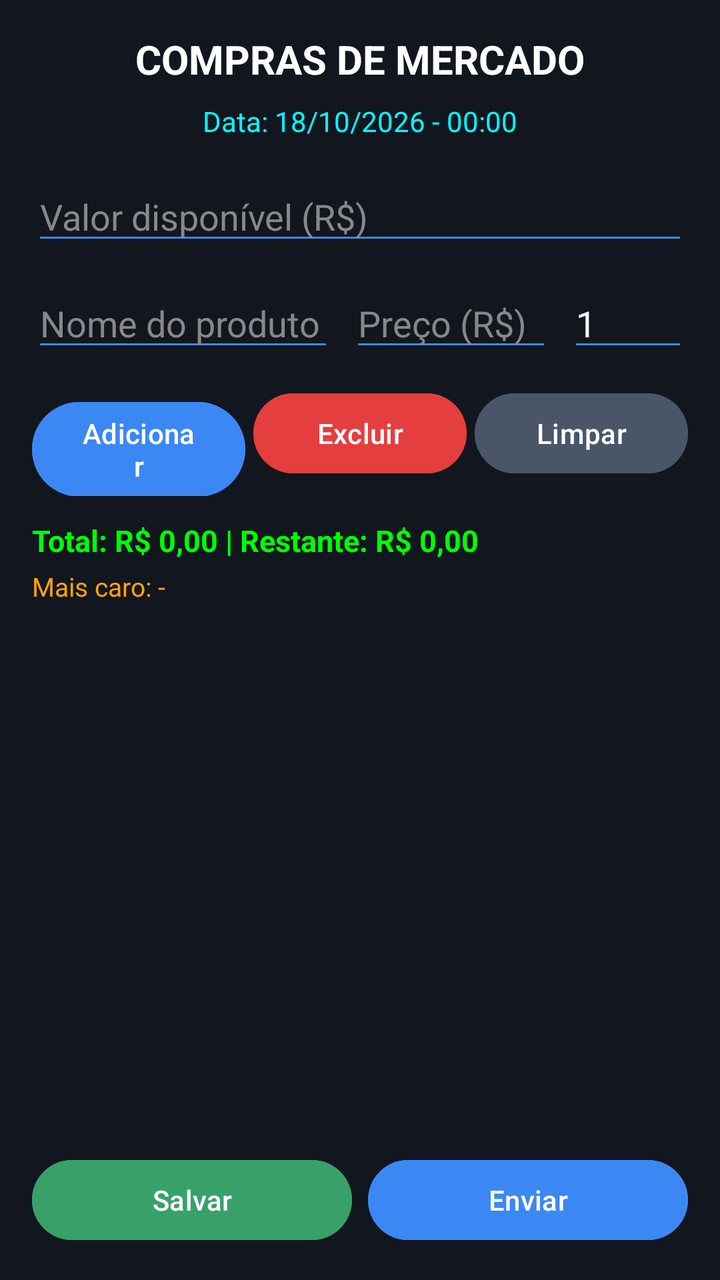
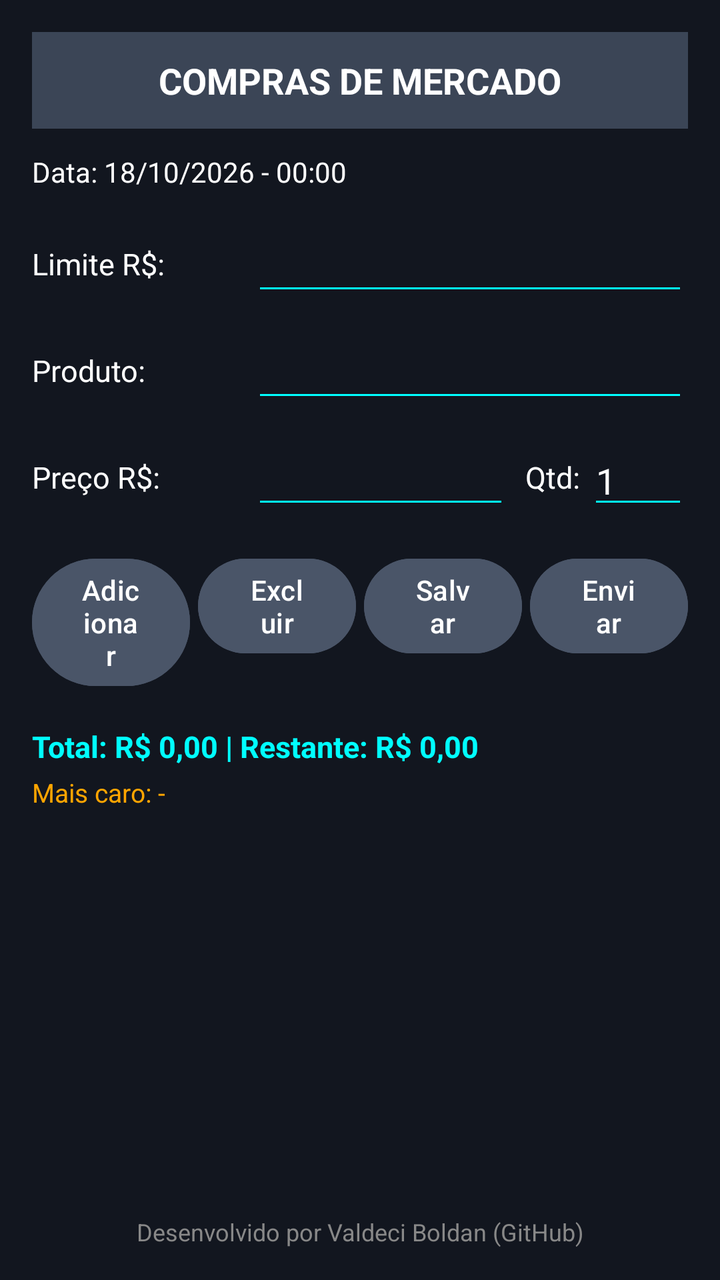

Compare the two renders of this Android layout. The source of the first and the diff that turns it into the second are given below.
<!-- AndroidManifest.xml: application theme Theme.CalculadoradeCompras -->
<!-- res/layout/fragment_mercado.xml -->
<?xml version="1.0" encoding="utf-8"?>
<LinearLayout xmlns:android="http://schemas.android.com/apk/res/android"
    android:layout_width="match_parent"
    android:layout_height="match_parent"
    android:orientation="vertical"
    android:background="#12161F"
    android:padding="16dp">

    <TextView
        android:id="@+id/lblTitulo"
        android:layout_width="wrap_content"
        android:layout_height="wrap_content"
        android:text="COMPRAS DE MERCADO"
        android:textColor="#FFFFFF"
        android:textSize="20sp"
        android:textStyle="bold"
        android:layout_gravity="center_horizontal"
        android:layout_marginBottom="8dp"/>

    <TextView
        android:id="@+id/lblData"
        android:layout_width="wrap_content"
        android:layout_height="wrap_content"
        android:text="Data: 18/10/2026 - 00:00"
        android:textColor="#00FFFF"
        android:textSize="14sp"
        android:layout_gravity="center_horizontal"
        android:layout_marginBottom="16dp"/>

    <EditText
        android:id="@+id/entLimite"
        android:layout_width="match_parent"
        android:layout_height="wrap_content"
        android:hint="Valor disponível (R$)"
        android:inputType="numberDecimal"
        android:textColor="#FFFFFF"
        android:textColorHint="#888888"
        android:backgroundTint="#3B88F4"
        android:layout_marginBottom="12dp"
        android:imeOptions="actionNext"/>

    <LinearLayout
        android:layout_width="match_parent"
        android:layout_height="wrap_content"
        android:orientation="horizontal"
        android:layout_marginBottom="12dp">

        <EditText
            android:id="@+id/entProduto"
            android:layout_width="0dp"
            android:layout_height="wrap_content"
            android:layout_weight="1.5"
            android:hint="Nome do produto"
            android:inputType="text"
            android:textColor="#FFFFFF"
            android:textColorHint="#888888"
            android:backgroundTint="#3B88F4"
            android:layout_marginEnd="8dp"
            android:imeOptions="actionNext"/>

        <EditText
            android:id="@+id/entPreco"
            android:layout_width="0dp"
            android:layout_height="wrap_content"
            android:layout_weight="1"
            android:hint="Preço (R$)"
            android:inputType="numberDecimal"
            android:textColor="#FFFFFF"
            android:textColorHint="#888888"
            android:backgroundTint="#3B88F4"
            android:layout_marginEnd="8dp"
            android:imeOptions="actionNext"/>

        <EditText
            android:id="@+id/entQtd"
            android:layout_width="60dp"
            android:layout_height="wrap_content"
            android:hint="Qtd"
            android:text="1"
            android:inputType="number"
            android:textColor="#FFFFFF"
            android:textColorHint="#888888"
            android:backgroundTint="#3B88F4"
            android:imeOptions="actionDone"/>
    </LinearLayout>

    <LinearLayout
        android:layout_width="match_parent"
        android:layout_height="wrap_content"
        android:orientation="horizontal"
        android:layout_marginBottom="12dp">

        <Button
            android:id="@+id/btnAdicionar"
            android:layout_width="0dp"
            android:layout_height="wrap_content"
            android:layout_weight="1"
            android:text="Adicionar"
            android:backgroundTint="#3B88F4"
            android:textColor="#FFFFFF"
            android:layout_marginEnd="4dp"/>

        <Button
            android:id="@+id/btnRemover"
            android:layout_width="0dp"
            android:layout_height="wrap_content"
            android:layout_weight="1"
            android:text="Excluir"
            android:backgroundTint="#E53E3E"
            android:textColor="#FFFFFF"
            android:layout_marginEnd="4dp"/>

        <Button
            android:id="@+id/btnLimpar"
            android:layout_width="0dp"
            android:layout_height="wrap_content"
            android:layout_weight="1"
            android:text="Limpar"
            android:backgroundTint="#4A5568"
            android:textColor="#FFFFFF"/>
    </LinearLayout>

    <TextView
        android:id="@+id/lblStatus"
        android:layout_width="match_parent"
        android:layout_height="wrap_content"
        android:text="Total: R$ 0,00 | Restante: R$ 0,00"
        android:textColor="#00FF00"
        android:textSize="15sp"
        android:textStyle="bold"
        android:layout_marginBottom="4dp"/>

    <TextView
        android:id="@+id/lblItemMaisCaro"
        android:layout_width="match_parent"
        android:layout_height="wrap_content"
        android:text="Mais caro: -"
        android:textColor="#FFA500"
        android:textSize="13sp"
        android:layout_marginBottom="8dp"/>

    <ScrollView
        android:layout_width="match_parent"
        android:layout_height="0dp"
        android:layout_weight="1"
        android:layout_marginBottom="12dp">

        <LinearLayout
            android:id="@+id/boxLista"
            android:layout_width="match_parent"
            android:layout_height="wrap_content"
            android:orientation="vertical"/>
    </ScrollView>

    <LinearLayout
        android:layout_width="match_parent"
        android:layout_height="wrap_content"
        android:orientation="horizontal">

        <Button
            android:id="@+id/btnSalvar"
            android:layout_width="0dp"
            android:layout_height="wrap_content"
            android:layout_weight="1"
            android:text="Salvar"
            android:backgroundTint="#38A169"
            android:textColor="#FFFFFF"
            android:layout_marginEnd="8dp"/>

        <Button
            android:id="@+id/btnEnviar"
            android:layout_width="0dp"
            android:layout_height="wrap_content"
            android:layout_weight="1"
            android:enabled="false"
            android:text="Enviar"
            android:backgroundTint="#3B88F4"
            android:textColor="#FFFFFF"/>
    </LinearLayout>

</LinearLayout>
<!-- resources referenced by this layout -->
<resources>
  <style name="Theme.CalculadoradeCompras" parent="Base.Theme.CalculadoradeCompras" />
  <style name="Base.Theme.CalculadoradeCompras" parent="Theme.Material3.DayNight.NoActionBar">
          
          
          
      </style>
</resources>

<!-- the commit's change to res/layout/fragment_mercado.xml (unified diff, before → after) -->
@@ -6,89 +6,132 @@
     android:background="#12161F"
     android:padding="16dp">
 
+    
     <TextView
         android:id="@+id/lblTitulo"
-        android:layout_width="wrap_content"
+        android:layout_width="match_parent"
         android:layout_height="wrap_content"
         android:text="COMPRAS DE MERCADO"
         android:textColor="#FFFFFF"
-        android:textSize="20sp"
+        android:textSize="18sp"
         android:textStyle="bold"
-        android:layout_gravity="center_horizontal"
-        android:layout_marginBottom="8dp"/>
+        android:gravity="center"
+        android:background="#3B4556"
+        android:padding="12dp"
+        android:layout_marginBottom="12dp" />
 
     <TextView
         android:id="@+id/lblData"
         android:layout_width="wrap_content"
         android:layout_height="wrap_content"
         android:text="Data: 18/10/2026 - 00:00"
-        android:textColor="#00FFFF"
+        android:textColor="#FFFFFF"
         android:textSize="14sp"
-        android:layout_gravity="center_horizontal"
-        android:layout_marginBottom="16dp"/>
-
-    <EditText
-        android:id="@+id/entLimite"
-        android:layout_width="match_parent"
-        android:layout_height="wrap_content"
-        android:hint="Valor disponível (R$)"
-        android:inputType="numberDecimal"
-        android:textColor="#FFFFFF"
-        android:textColorHint="#888888"
-        android:backgroundTint="#3B88F4"
-        android:layout_marginBottom="12dp"
-        android:imeOptions="actionNext"/>
-
-    <LinearLayout
-        android:layout_width="match_parent"
-        android:layout_height="wrap_content"
-        android:orientation="horizontal"
+        android:layout_marginBottom="16dp" />
+
+    
+    <LinearLayout
+        android:layout_width="match_parent"
+        android:layout_height="wrap_content"
+        android:orientation="horizontal"
+        android:gravity="center_vertical"
         android:layout_marginBottom="12dp">
 
+        <TextView
+            android:layout_width="110dp"
+            android:layout_height="wrap_content"
+            android:text="Limite R$:"
+            android:textColor="#FFFFFF"
+            android:textSize="15sp" />
+
+        <EditText
+            android:id="@+id/entLimite"
+            android:layout_width="0dp"
+            android:layout_height="wrap_content"
+            android:layout_weight="1"
+            android:inputType="numberDecimal"
+            android:textColor="#FFFFFF"
+            android:backgroundTint="#00FFFF"
+            android:imeOptions="actionNext" />
+    </LinearLayout>
+
+    
+    <LinearLayout
+        android:layout_width="match_parent"
+        android:layout_height="wrap_content"
+        android:orientation="horizontal"
+        android:gravity="center_vertical"
+        android:layout_marginBottom="12dp">
+
+        <TextView
+            android:layout_width="110dp"
+            android:layout_height="wrap_content"
+            android:text="Produto:"
+            android:textColor="#FFFFFF"
+            android:textSize="15sp" />
+
         <EditText
             android:id="@+id/entProduto"
             android:layout_width="0dp"
             android:layout_height="wrap_content"
-            android:layout_weight="1.5"
-            android:hint="Nome do produto"
+            android:layout_weight="1"
             android:inputType="text"
             android:textColor="#FFFFFF"
-            android:textColorHint="#888888"
-            android:backgroundTint="#3B88F4"
+            android:backgroundTint="#00FFFF"
+            android:imeOptions="actionNext" />
+    </LinearLayout>
+
+    
+    <LinearLayout
+        android:layout_width="match_parent"
+        android:layout_height="wrap_content"
+        android:orientation="horizontal"
+        android:gravity="center_vertical"
+        android:layout_marginBottom="16dp">
+
+        <TextView
+            android:layout_width="110dp"
+            android:layout_height="wrap_content"
+            android:text="Preço R$:"
+            android:textColor="#FFFFFF"
+            android:textSize="15sp" />
+
+        <EditText
+            android:id="@+id/entPreco"
+            android:layout_width="0dp"
+            android:layout_height="wrap_content"
+            android:layout_weight="1"
+            android:inputType="numberDecimal"
+            android:textColor="#FFFFFF"
+            android:backgroundTint="#00FFFF"
             android:layout_marginEnd="8dp"
-            android:imeOptions="actionNext"/>
-
-        <EditText
-            android:id="@+id/entPreco"
-            android:layout_width="0dp"
-            android:layout_height="wrap_content"
-            android:layout_weight="1"
-            android:hint="Preço (R$)"
-            android:inputType="numberDecimal"
-            android:textColor="#FFFFFF"
-            android:textColorHint="#888888"
-            android:backgroundTint="#3B88F4"
-            android:layout_marginEnd="8dp"
-            android:imeOptions="actionNext"/>
+            android:imeOptions="actionNext" />
+
+        <TextView
+            android:layout_width="wrap_content"
+            android:layout_height="wrap_content"
+            android:text="Qtd:"
+            android:textColor="#FFFFFF"
+            android:textSize="15sp"
+            android:layout_marginEnd="4dp" />
 
         <EditText
             android:id="@+id/entQtd"
-            android:layout_width="60dp"
-            android:layout_height="wrap_content"
-            android:hint="Qtd"
+            android:layout_width="50dp"
+            android:layout_height="wrap_content"
             android:text="1"
             android:inputType="number"
             android:textColor="#FFFFFF"
-            android:textColorHint="#888888"
-            android:backgroundTint="#3B88F4"
-            android:imeOptions="actionDone"/>
-    </LinearLayout>
-
-    <LinearLayout
-        android:layout_width="match_parent"
-        android:layout_height="wrap_content"
-        android:orientation="horizontal"
-        android:layout_marginBottom="12dp">
+            android:backgroundTint="#00FFFF"
+            android:imeOptions="actionDone" />
+    </LinearLayout>
+
+    
+    <LinearLayout
+        android:layout_width="match_parent"
+        android:layout_height="wrap_content"
+        android:orientation="horizontal"
+        android:layout_marginBottom="16dp">
 
         <Button
             android:id="@+id/btnAdicionar"
@@ -96,9 +139,9 @@
             android:layout_height="wrap_content"
             android:layout_weight="1"
             android:text="Adicionar"
-            android:backgroundTint="#3B88F4"
-            android:textColor="#FFFFFF"
-            android:layout_marginEnd="4dp"/>
+            android:backgroundTint="#4A5568"
+            android:textColor="#FFFFFF"
+            android:layout_marginEnd="4dp" />
 
         <Button
             android:id="@+id/btnRemover"
@@ -106,29 +149,41 @@
             android:layout_height="wrap_content"
             android:layout_weight="1"
             android:text="Excluir"
-            android:backgroundTint="#E53E3E"
-            android:textColor="#FFFFFF"
-            android:layout_marginEnd="4dp"/>
-
-        <Button
-            android:id="@+id/btnLimpar"
-            android:layout_width="0dp"
-            android:layout_height="wrap_content"
-            android:layout_weight="1"
-            android:text="Limpar"
-            android:backgroundTint="#4A5568"
-            android:textColor="#FFFFFF"/>
-    </LinearLayout>
-
+            android:backgroundTint="#4A5568"
+            android:textColor="#FFFFFF"
+            android:layout_marginEnd="4dp" />
+
+        <Button
+            android:id="@+id/btnSalvar"
+            android:layout_width="0dp"
+            android:layout_height="wrap_content"
+            android:layout_weight="1"
+            android:text="Salvar"
+            android:backgroundTint="#4A5568"
+            android:textColor="#FFFFFF"
+            android:layout_marginEnd="4dp" />
+
+        <Button
+            android:id="@+id/btnEnviar"
+            android:layout_width="0dp"
+            android:layout_height="wrap_content"
+            android:layout_weight="1"
+            android:enabled="false"
+            android:text="Enviar"
+            android:backgroundTint="#4A5568"
+            android:textColor="#FFFFFF" />
+    </LinearLayout>
+
+    
     <TextView
         android:id="@+id/lblStatus"
         android:layout_width="match_parent"
         android:layout_height="wrap_content"
         android:text="Total: R$ 0,00 | Restante: R$ 0,00"
-        android:textColor="#00FF00"
+        android:textColor="#00FFFF"
         android:textSize="15sp"
         android:textStyle="bold"
-        android:layout_marginBottom="4dp"/>
+        android:layout_marginBottom="4dp" />
 
     <TextView
         android:id="@+id/lblItemMaisCaro"
@@ -137,8 +192,9 @@
         android:text="Mais caro: -"
         android:textColor="#FFA500"
         android:textSize="13sp"
-        android:layout_marginBottom="8dp"/>
-
+        android:layout_marginBottom="8dp" />
+
+    
     <ScrollView
         android:layout_width="match_parent"
         android:layout_height="0dp"
@@ -149,33 +205,17 @@
             android:id="@+id/boxLista"
             android:layout_width="match_parent"
             android:layout_height="wrap_content"
-            android:orientation="vertical"/>
+            android:orientation="vertical" />
     </ScrollView>
 
-    <LinearLayout
-        android:layout_width="match_parent"
-        android:layout_height="wrap_content"
-        android:orientation="horizontal">
-
-        <Button
-            android:id="@+id/btnSalvar"
-            android:layout_width="0dp"
-            android:layout_height="wrap_content"
-            android:layout_weight="1"
-            android:text="Salvar"
-            android:backgroundTint="#38A169"
-            android:textColor="#FFFFFF"
-            android:layout_marginEnd="8dp"/>
-
-        <Button
-            android:id="@+id/btnEnviar"
-            android:layout_width="0dp"
-            android:layout_height="wrap_content"
-            android:layout_weight="1"
-            android:enabled="false"
-            android:text="Enviar"
-            android:backgroundTint="#3B88F4"
-            android:textColor="#FFFFFF"/>
-    </LinearLayout>
+    
+    <TextView
+        android:layout_width="match_parent"
+        android:layout_height="wrap_content"
+        android:text="Desenvolvido por Valdeci Boldan (GitHub)"
+        android:textColor="#888888"
+        android:textSize="12sp"
+        android:gravity="center"
+        android:layout_marginTop="8dp" />
 
 </LinearLayout>
